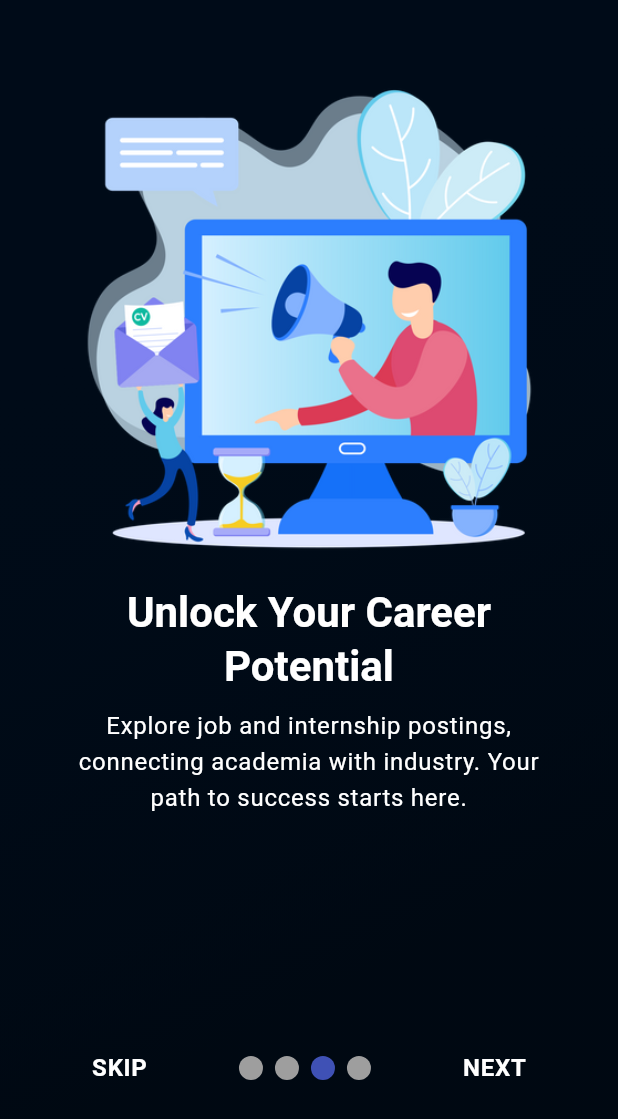
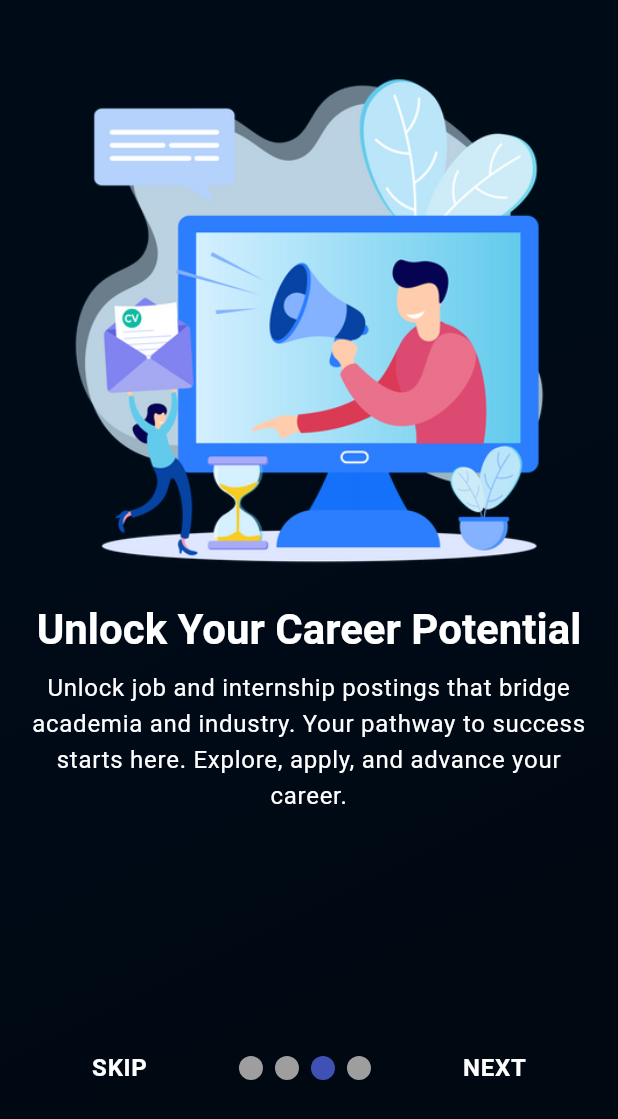
Before and after one commit to stuverse/stuverse, a Flutter app: the OnBoardingScreen screen opened by its route, swiped to page 3, on a phone screen of 412 x 824 dp. Shown: the top 1119 px of the screen. Run offline on Flutter 3.47's test engine with Material 3 defaults, Android fonts, the light colour scheme and no system bars; drawn by our look-alikes of smooth_page_indicator; our stand-ins replace bloc, dio, flex_color_scheme, flutter_bloc, go_router, shared_preferences; accounts and stored records are empty.

Commit message:
#34 add onboarding updated

```diff
--- a/lib/features/common/core/views/onboarding_screen.dart
+++ b/lib/features/common/core/views/onboarding_screen.dart
@@ -34,17 +34,17 @@ class _OnBoardingScreenState extends State<OnBoardingScreen> {
             BoardingPage(
               img: AppImages.mentorship,
               title: 'Mentorship Beyond Boundaries',
-              description: 'Connect with experienced mentors, seek valuable insights, and sculpt your academic path with guidance that transcends boundaries.'
+              description: 'Forge connections with experienced mentors. Gain valuable insights and shape your academic path beyond boundaries. Connect, learn, and thrive.'
             ),
             BoardingPage(
               img: AppImages.jobPosting,
               title: 'Unlock Your Career Potential',
-              description: 'Explore job and internship postings, connecting academia with industry. Your path to success starts here.',
+              description: 'Unlock job and internship postings that bridge academia and industry. Your pathway to success starts here. Explore, apply, and advance your career.',
             ),
             BoardingPage(
               img: AppImages.fundraising,
               title: 'Innovate, Captivate, Fundraise',
-            description:'Request funds for your needs, events, or charity.Transparent fundraising, top contributors recognized.')
+            description:'Request funds for your needs, events, or charity. Transparent fundraising processes, top contributors recognized. Innovate, captivate, and make a difference.')
           ],
         ),
         onLastPage ?
--- a/lib/features/common/core/widgets/boarding_page.dart
+++ b/lib/features/common/core/widgets/boarding_page.dart
@@ -6,33 +6,32 @@ class BoardingPage extends StatelessWidget {
   final String title;
   final String description;
   final String img;
+
   @override
   Widget build(BuildContext context) {
+    double width = MediaQuery.of(context).size.width;
+    double height = MediaQuery.of(context).size.height;
+
     return BgGradient(
       child: Container(
         child: SafeArea(
           child: Padding(
-            padding: const EdgeInsets.only(
-              left: 40,
-              right: 40,
-              top: 40,
-
+            padding: EdgeInsets.symmetric(
+              horizontal: width * 0.05,
+              vertical: height * 0.05,
             ),
-            child: Center(
             child: Column(
               children: [
                Image.asset(img,
                height: 350,
                width: 350,
                ),
-
-                  Center(
-                    child: Text(title,
+               SizedBox(height: 10,),
+                Text(title,
                 textAlign: TextAlign.center,
                 style:
                   Theme.of(context).textTheme.headlineMedium!.copyWith(
                       fontWeight: FontWeight.bold,
-                                  ),
                               ),
                 ),
                 SizedBox(height: 10),
@@ -47,7 +46,6 @@ class BoardingPage extends StatelessWidget {
           ),
         ),
       ),
-      ),
     );
   }
 }
```
Also changed, not shown: lib/features/common/auth/views/signin_screen.dart (+6 -1 lines), lib/features/common/auth/views/signup_screen.dart (+6 -1 lines), pubspec.lock. Lines whose indentation alone changed are shown as unchanged.
